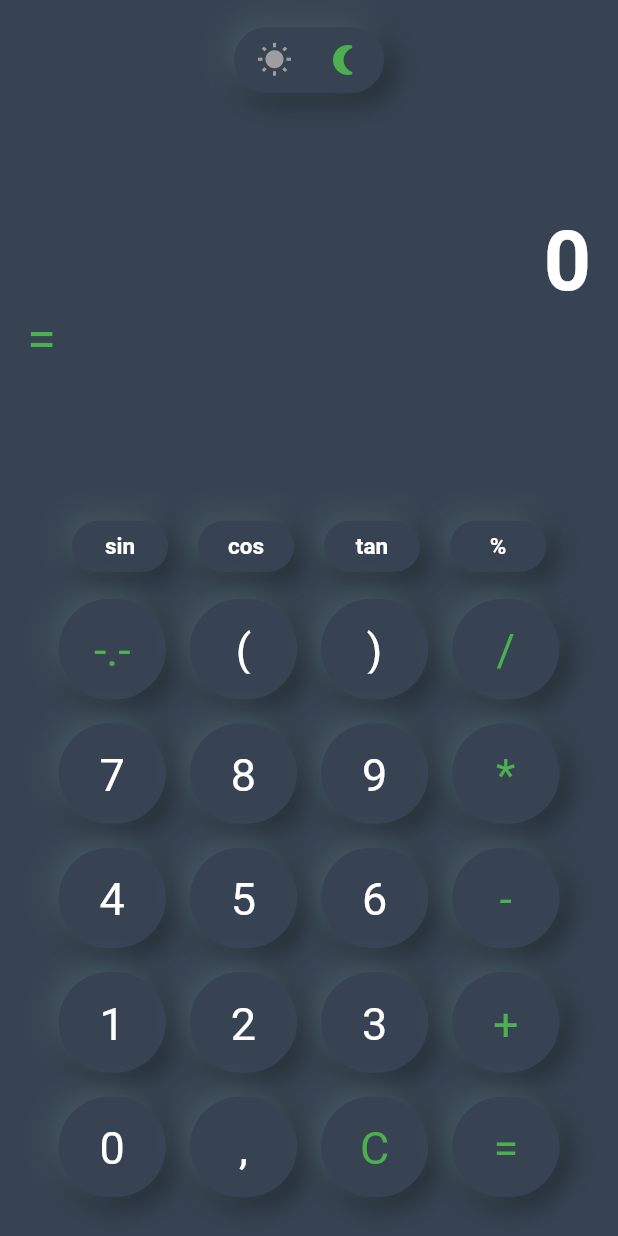
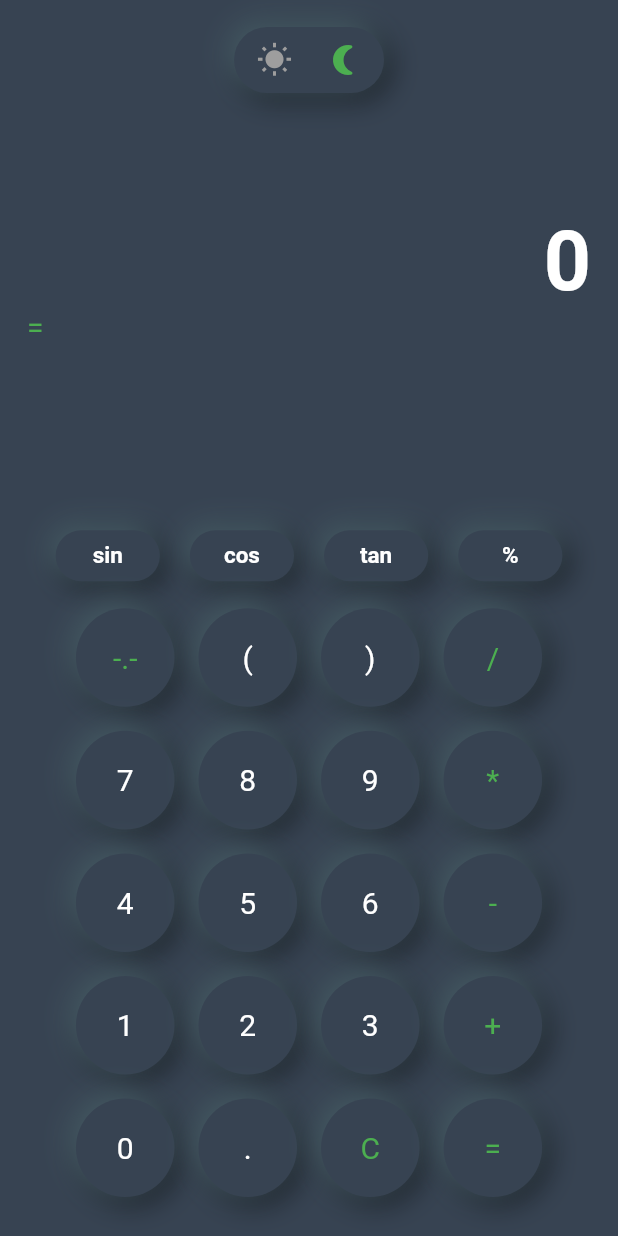
Before and after one commit to BigAchiever/NeoMorphic-CalCi, a Flutter app: the screen it shows after launch, on a phone screen of 412 x 824 dp. Run offline on Flutter 3.47's test engine with Material 2 defaults, Android fonts, the phone set to English and light mode, and no system bars; our stand-ins replace math_expressions; statements that could not run were skipped.

Commit message:
Made responsive fonts

```diff
--- a/lib/main.dart
+++ b/lib/main.dart
@@ -74,7 +74,7 @@ class _CalculatorNeuAppState extends State<CalculatorNeuApp> {
                       Text(
                         '=',
                         style: TextStyle(
-                            fontSize: 35,
+                            fontSize: 20,
                             color: darkMode ? Colors.green : Colors.grey),
                       ),
                       Text(
@@ -155,7 +155,7 @@ class _CalculatorNeuAppState extends State<CalculatorNeuApp> {
                     mainAxisAlignment: MainAxisAlignment.spaceBetween,
                     children: [
                       _buttonRounded(title: '0'),
-                      _buttonRounded(title: ','),
+                      _buttonRounded(title: '.'),
                       _buttonRounded(
                         title: "C",
                           textColor:
@@ -180,9 +180,22 @@ class _CalculatorNeuAppState extends State<CalculatorNeuApp> {
         IconData? icon,
         Color? iconColor,
         Color? textColor} ){
+    double fontSize;
+    var screenSize = MediaQuery.of(context).size;
+    if (screenSize.width > 800) {
+      fontSize = 24;
+    } else if (screenSize.width > 600) {
+      fontSize = 25;
+    } else if (screenSize.height > 850) {
+      fontSize = 30;
+    }
+    else {
+      fontSize = 20;
+    }
     return Padding(
       padding: const EdgeInsets.all(8),
       child: InkWell(
+
         highlightColor: Colors.transparent,
         splashColor: Colors.transparent,
         onTap: () {
@@ -193,10 +206,10 @@ class _CalculatorNeuAppState extends State<CalculatorNeuApp> {
         child: NeuContainer(
           darkMode: darkMode,
           borderRadius: BorderRadius.circular(40),
-          padding: EdgeInsets.all(padding),
+          padding:  EdgeInsets.all(MediaQuery.of(context).size.width/26),
           child: SizedBox(
-            width: MediaQuery.of(context).size.width/11,
-            height: MediaQuery.of(context).size.height/25,
+            width: padding * 2,
+            height: padding * 2,
             child: Center(
                 child: title != null
                     ? Text(
@@ -205,7 +218,8 @@ class _CalculatorNeuAppState extends State<CalculatorNeuApp> {
                       color: textColor ?? (darkMode
                           ? Colors.white
                           : Colors.black),
-                      fontSize: 30),
+                      fontSize: fontSize,
+                    ),
                 )
                     : Icon(
                   icon,
@@ -224,10 +238,9 @@ class _CalculatorNeuAppState extends State<CalculatorNeuApp> {
       child: NeuContainer(
         darkMode: darkMode,
         borderRadius: BorderRadius.circular(50),
-        padding:
-        EdgeInsets.symmetric(horizontal: padding, vertical: padding / 2),
+        padding: EdgeInsets.symmetric(horizontal: padding, vertical: padding / 2),
         child: SizedBox(
-          width: padding * 2,
+          width: MediaQuery.of(context).size.width/11,
           child: Center(
             child: Text(
               title,
```
